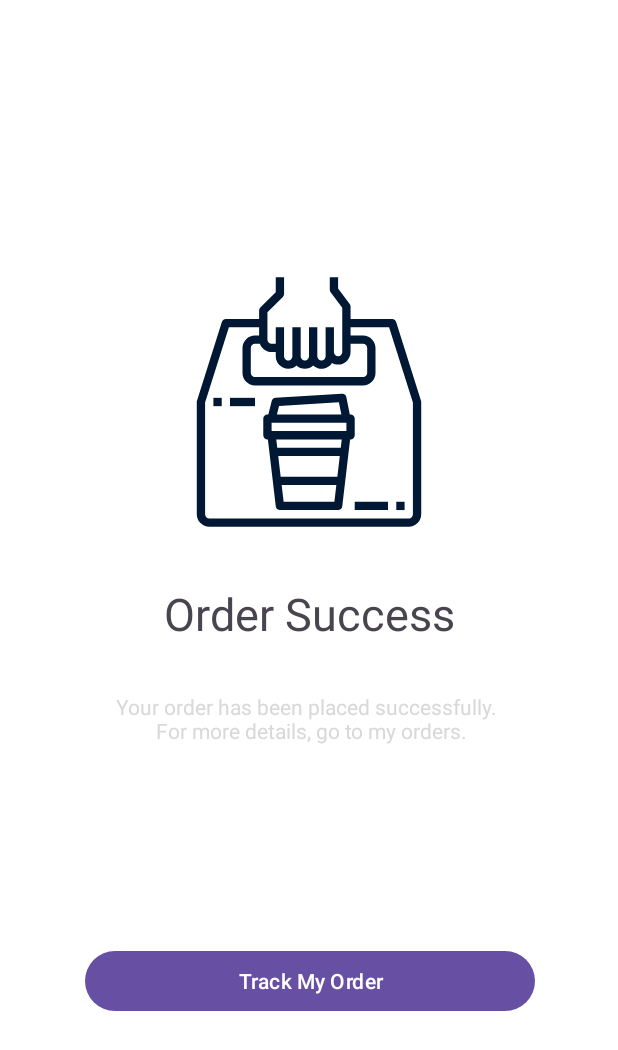
After one commit to tringuyen2711/Shopcafe_mobile, an Android app: the fragment trackorder shown on its own in the app's theme, on a phone screen of 412 x 824 dp. The commit adds this screen. Shown: the top 1050 px of the screen. Run offline under Robolectric (Android 15) with nearby library versions, the phone set to English and light mode, and no system bars.

Commit message:
set layout of trackorder and checkout
no functions

```diff
--- a/ShopCafe/app/src/main/AndroidManifest.xml
+++ b/ShopCafe/app/src/main/AndroidManifest.xml
@@ -13,6 +13,9 @@
         android:theme="@style/Theme.ShopCafe"
         tools:targetApi="31">
         <activity
+            android:name=".Checkout"
+            android:exported="false" />
+        <activity
             android:name=".page2"
             android:exported="false" />
         <activity
--- a/ShopCafe/app/src/main/java/com/example/shopcafe/Home.java
+++ b/ShopCafe/app/src/main/java/com/example/shopcafe/Home.java
@@ -42,13 +42,15 @@ public class Home extends Fragment implements DrinkApdapter.OnClickItemListener
         return fragment;
     }
 
+
+
     @Override
     public void onViewCreated(@NonNull View view, @Nullable Bundle savedInstanceState) {
         super.onViewCreated(view, savedInstanceState);
         greeting_text = (TextView) getView().findViewById(R.id.greeting);
         uname = (TextView) getView().findViewById(R.id.name_user);
         profile = (ImageButton) getView().findViewById(R.id.profile);
-        check_insert();
+
         id = user1.getId();
         usname = user1.getUsername();
         uname.setText(user1.getUsername());
@@ -104,7 +106,7 @@ public class Home extends Fragment implements DrinkApdapter.OnClickItemListener
     @Override
     public View onCreateView(LayoutInflater inflater, ViewGroup container,
                              Bundle savedInstanceState) {
-
+        check_insert();
         return inflater.inflate(R.layout.fragment_home, container, false);
     }
     private List<Drink> getlistdrink() {
--- /dev/null
+++ b/ShopCafe/app/src/main/java/com/example/shopcafe/trackorder.java
@@ -0,0 +1,64 @@
+package com.example.shopcafe;
+
+import android.os.Bundle;
+
+import androidx.fragment.app.Fragment;
+
+import android.view.LayoutInflater;
+import android.view.View;
+import android.view.ViewGroup;
+
+/**
+ * A simple {@link Fragment} subclass.
+ * Use the {@link trackorder#newInstance} factory method to
+ * create an instance of this fragment.
+ */
+public class trackorder extends Fragment {
+
+    // TODO: Rename parameter arguments, choose names that match
+    // the fragment initialization parameters, e.g. ARG_ITEM_NUMBER
+    private static final String ARG_PARAM1 = "param1";
+    private static final String ARG_PARAM2 = "param2";
+
+    // TODO: Rename and change types of parameters
+    private String mParam1;
+    private String mParam2;
+
+    public trackorder() {
+        // Required empty public constructor
+    }
+
+    /**
+     * Use this factory method to create a new instance of
+     * this fragment using the provided parameters.
+     *
+     * @param param1 Parameter 1.
+     * @param param2 Parameter 2.
+     * @return A new instance of fragment trackorder.
+     */
+    // TODO: Rename and change types and number of parameters
+    public static trackorder newInstance(String param1, String param2) {
+        trackorder fragment = new trackorder();
+        Bundle args = new Bundle();
+        args.putString(ARG_PARAM1, param1);
+        args.putString(ARG_PARAM2, param2);
+        fragment.setArguments(args);
+        return fragment;
+    }
+
+    @Override
+    public void onCreate(Bundle savedInstanceState) {
+        super.onCreate(savedInstanceState);
+        if (getArguments() != null) {
+            mParam1 = getArguments().getString(ARG_PARAM1);
+            mParam2 = getArguments().getString(ARG_PARAM2);
+        }
+    }
+
+    @Override
+    public View onCreateView(LayoutInflater inflater, ViewGroup container,
+                             Bundle savedInstanceState) {
+        // Inflate the layout for this fragment
+        return inflater.inflate(R.layout.fragment_trackorder, container, false);
+    }
+}
--- /dev/null
+++ b/ShopCafe/app/src/main/res/layout/fragment_trackorder.xml
@@ -0,0 +1,63 @@
+<?xml version="1.0" encoding="utf-8"?>
+<androidx.constraintlayout.widget.ConstraintLayout xmlns:android="http://schemas.android.com/apk/res/android"
+    xmlns:app="http://schemas.android.com/apk/res-auto"
+    xmlns:tools="http://schemas.android.com/tools"
+    android:layout_width="match_parent"
+    android:layout_height="match_parent"
+    android:background="@color/white"
+    android:focusable="true"
+    android:clickable="true"
+    tools:context=".trackorder">
+
+
+    <ImageView
+        android:id="@+id/imageView5"
+        android:layout_width="wrap_content"
+        android:layout_height="wrap_content"
+        android:src="@drawable/trackmyorder"
+        app:layout_constraintBottom_toBottomOf="parent"
+        app:layout_constraintEnd_toEndOf="parent"
+        app:layout_constraintStart_toStartOf="parent"
+        app:layout_constraintTop_toTopOf="parent"
+        app:layout_constraintVertical_bias="0.277" />
+
+    <TextView
+        android:id="@+id/ordersuccess"
+        android:layout_width="wrap_content"
+        android:layout_height="wrap_content"
+        android:layout_marginTop="32dp"
+        android:textSize="30dp"
+        android:text="@string/order_success"
+        app:layout_constraintBottom_toBottomOf="parent"
+        app:layout_constraintEnd_toEndOf="parent"
+        app:layout_constraintStart_toStartOf="parent"
+        app:layout_constraintTop_toBottomOf="@+id/imageView5"
+        app:layout_constraintVertical_bias="0.0" />
+
+    <TextView
+        android:id="@+id/idiom"
+        android:layout_width="300dp"
+        android:layout_height="wrap_content"
+        android:layout_marginTop="32dp"
+        android:textColor="@color/stroke"
+        android:gravity="center"
+        android:text="@string/idioms"
+        app:layout_constraintBottom_toBottomOf="parent"
+        app:layout_constraintEnd_toEndOf="parent"
+        app:layout_constraintStart_toStartOf="parent"
+        app:layout_constraintTop_toBottomOf="@+id/ordersuccess"
+        app:layout_constraintVertical_bias="0.0" />
+
+    <Button
+        android:id="@+id/trackorder"
+        android:layout_width="300dp"
+        android:layout_height="wrap_content"
+        android:layout_marginTop="32dp"
+        android:text="@string/track_my_order"
+        app:layout_constraintBottom_toBottomOf="parent"
+        app:layout_constraintEnd_toEndOf="parent"
+        app:layout_constraintHorizontal_bias="0.504"
+        app:layout_constraintStart_toStartOf="parent"
+        app:layout_constraintTop_toBottomOf="@+id/idiom"
+        app:layout_constraintVertical_bias="0.411" />
+</androidx.constraintlayout.widget.ConstraintLayout>
--- a/ShopCafe/app/src/main/res/values/strings.xml
+++ b/ShopCafe/app/src/main/res/values/strings.xml
@@ -47,5 +47,8 @@
     <string name="full_name">Full name</string>
     <string name="address">Address</string>
     <string name="edit">Edit</string>
+    <string name="idioms">Your order has been placed successfully. \n For more details, go to my orders.</string>
+    <string name="order_success">Order Success</string>
+    <string name="track_my_order">Track My Order</string>
 
 </resources>
```
Also changed, not shown: ShopCafe/app/src/main/java/com/example/shopcafe/Checkout.java (added, +14 -0 lines), ShopCafe/app/src/main/res/layout/activity_checkout.xml (added, +65 -0 lines).
